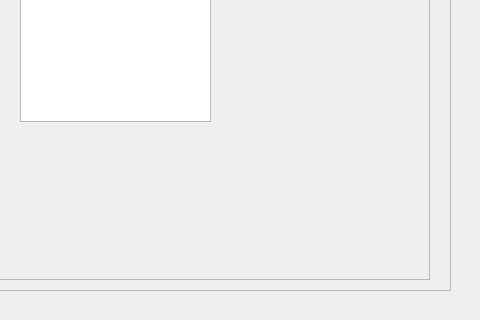
Before: the Qt Designer form form.ui in Tymchyk/OmniTools, drawn with Qt 5; both pictures show x 320 to 800 and y 210 to 530 of the 800 by 530 pixel window.
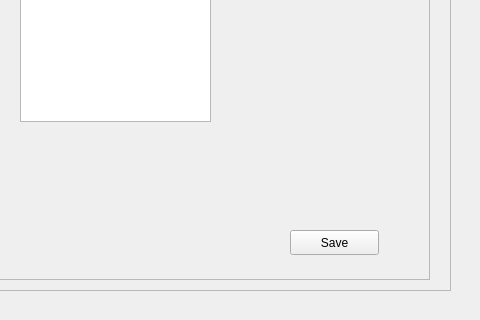
After: the same form once the commit is applied. Icons and pictures are not drawn.

```diff
--- a/form.ui
+++ b/form.ui
@@ -496,6 +496,19 @@
             </rect>
            </property>
           </widget>
+          <widget class="QPushButton" name="sett_save">
+           <property name="geometry">
+            <rect>
+             <x>310</x>
+             <y>400</y>
+             <width>89</width>
+             <height>25</height>
+            </rect>
+           </property>
+           <property name="text">
+            <string>Save</string>
+           </property>
+          </widget>
          </widget>
         </widget>
        </widget>
```
Left out of the diff: 2 changed lines with no effect on the pictures.
